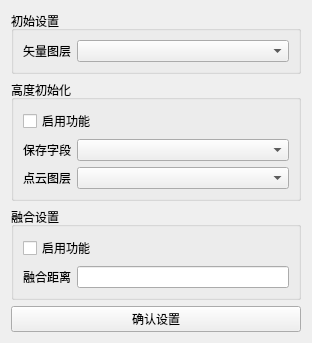
The window that createtool.ui (531985836-cpu/building_edit_manager) describes before a commit, drawn with Qt 5.
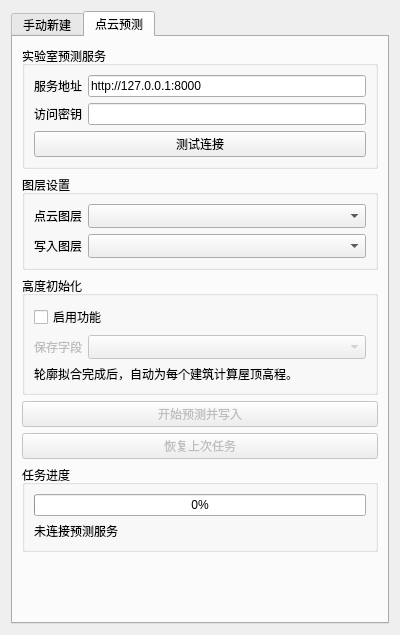
The same window after the commit. The open tabs and pages were chosen to show the change. Custom widgets are drawn as their Qt base class.

Commit message: 加入机器学习预测功能

The edit to the form file:
```diff
--- a/createtool.ui
+++ b/createtool.ui
@@ -6,8 +6,8 @@
    <rect>
     <x>0</x>
     <y>0</y>
-    <width>312</width>
-    <height>281</height>
+    <width>400</width>
+    <height>635</height>
    </rect>
   </property>
   <property name="windowTitle">
@@ -15,6 +15,16 @@
   </property>
   <layout class="QVBoxLayout" name="verticalLayout">
    <item>
+    <widget class="QTabWidget" name="creationTabWidget">
+     <property name="currentIndex">
+      <number>0</number>
+     </property>
+     <widget class="QWidget" name="manualCreationTab">
+      <attribute name="title">
+       <string>手动新建</string>
+      </attribute>
+      <layout class="QVBoxLayout" name="manualCreationLayout">
+       <item>
     <widget class="QGroupBox" name="initialset">
      <property name="title">
       <string>初始设置</string>
@@ -108,8 +118,163 @@
      </property>
     </widget>
    </item>
-  </layout>
- </widget>
+       <item>
+        <spacer name="manualCreationSpacer">
+         <property name="orientation">
+          <enum>Qt::Vertical</enum>
+         </property>
+         <property name="sizeHint" stdset="0">
+          <size><width>20</width><height>0</height></size>
+         </property>
+        </spacer>
+       </item>
+      </layout>
+     </widget>
+     <widget class="QWidget" name="predictionTab">
+      <attribute name="title">
+       <string>点云预测</string>
+      </attribute>
+      <layout class="QVBoxLayout" name="predictionLayout">
+       <item>
+        <widget class="QGroupBox" name="predictionServiceGroup">
+         <property name="title"><string>实验室预测服务</string></property>
+         <layout class="QFormLayout" name="predictionServiceLayout">
+          <property name="fieldGrowthPolicy"><enum>QFormLayout::AllNonFixedFieldsGrow</enum></property>
+          <item row="0" column="0"><widget class="QLabel" name="predictionServiceUrlLabel"><property name="text"><string>服务地址</string></property><property name="buddy"><cstring>predictionServiceUrlLineEdit</cstring></property></widget></item>
+          <item row="0" column="1"><widget class="QLineEdit" name="predictionServiceUrlLineEdit"><property name="text"><string>http://127.0.0.1:8000</string></property><property name="toolTip"><string>填写实验室服务地址；使用 SSH 隧道时填写本机转发地址。</string></property></widget></item>
+          <item row="1" column="0"><widget class="QLabel" name="predictionTokenLabel"><property name="text"><string>访问密钥</string></property><property name="buddy"><cstring>predictionTokenLineEdit</cstring></property></widget></item>
+          <item row="1" column="1"><widget class="QLineEdit" name="predictionTokenLineEdit"><property name="echoMode"><enum>QLineEdit::Password</enum></property><property name="toolTip"><string>填写实验室服务的 SPT_API_TOKEN；密钥仅在本次会话中使用。</string></property></widget></item>
+          <item row="2" column="0" colspan="2"><widget class="QPushButton" name="predictionConnectButton"><property name="text"><string>测试连接</string></property></widget></item>
+         </layout>
+        </widget>
+       </item>
+       <item>
+        <widget class="QGroupBox" name="predictionInputGroup">
+         <property name="title"><string>图层设置</string></property>
+         <layout class="QFormLayout" name="predictionInputLayout">
+          <property name="fieldGrowthPolicy"><enum>QFormLayout::AllNonFixedFieldsGrow</enum></property>
+          <item row="0" column="0">
+           <widget class="QLabel" name="predictionPointCloudLabel">
+            <property name="text"><string>点云图层</string></property>
+            <property name="buddy"><cstring>predictionPointCloudComboBox</cstring></property>
+           </widget>
+          </item>
+          <item row="0" column="1">
+           <widget class="QgsMapLayerComboBox" name="predictionPointCloudComboBox">
+            <property name="toolTip"><string>选择需要提取建筑轮廓的点云图层。</string></property>
+            <property name="sizeAdjustPolicy"><enum>QComboBox::AdjustToMinimumContentsLengthWithIcon</enum></property>
+            <property name="minimumContentsLength"><number>14</number></property>
+           </widget>
+          </item>
+          <item row="1" column="0">
+           <widget class="QLabel" name="predictionTargetLabel">
+            <property name="text"><string>写入图层</string></property>
+            <property name="buddy"><cstring>predictionTargetLayerComboBox</cstring></property>
+           </widget>
+          </item>
+          <item row="1" column="1">
+           <widget class="QgsMapLayerComboBox" name="predictionTargetLayerComboBox">
+            <property name="toolTip"><string>选择接收建筑轮廓和屋顶高程的可写面图层。</string></property>
+            <property name="sizeAdjustPolicy"><enum>QComboBox::AdjustToMinimumContentsLengthWithIcon</enum></property>
+            <property name="minimumContentsLength"><number>14</number></property>
+           </widget>
+          </item>
+         </layout>
+        </widget>
+       </item>
+       <item>
+        <widget class="QGroupBox" name="predictionHeightGroup">
+         <property name="title"><string>高度初始化</string></property>
+         <layout class="QFormLayout" name="predictionHeightLayout">
+          <property name="fieldGrowthPolicy"><enum>QFormLayout::AllNonFixedFieldsGrow</enum></property>
+          <item row="0" column="0" colspan="2">
+           <widget class="QCheckBox" name="predictionHeightCheckBox">
+            <property name="text"><string>启用功能</string></property>
+            <property name="checked"><bool>false</bool></property>
+            <property name="toolTip"><string>启用后，按最终建筑轮廓计算屋顶高程并写入所选字段。</string></property>
+           </widget>
+          </item>
+          <item row="1" column="0">
+           <widget class="QLabel" name="predictionHeightFieldLabel">
+            <property name="enabled"><bool>false</bool></property>
+            <property name="text"><string>保存字段</string></property>
+            <property name="buddy"><cstring>predictionHeightFieldComboBox</cstring></property>
+           </widget>
+          </item>
+          <item row="1" column="1">
+           <widget class="QgsFieldComboBox" name="predictionHeightFieldComboBox">
+            <property name="enabled"><bool>false</bool></property>
+            <property name="toolTip"><string>选择写入图层中用于保存屋顶高程的数值字段。</string></property>
+            <property name="sizeAdjustPolicy"><enum>QComboBox::AdjustToMinimumContentsLengthWithIcon</enum></property>
+            <property name="minimumContentsLength"><number>14</number></property>
+           </widget>
+          </item>
+          <item row="2" column="0" colspan="2">
+           <widget class="QLabel" name="predictionHeightDescriptionLabel">
+            <property name="text"><string>轮廓拟合完成后，自动为每个建筑计算屋顶高程。</string></property>
+            <property name="wordWrap"><bool>true</bool></property>
+           </widget>
+          </item>
+         </layout>
+        </widget>
+       </item>
+       <item>
+        <widget class="QPushButton" name="startPredictionButton">
+         <property name="enabled"><bool>false</bool></property>
+         <property name="text"><string>开始预测并写入</string></property>
+         <property name="toolTip"><string>连接实验室预测服务并选择图层后可开始任务。</string></property>
+        </widget>
+       </item>
+       <item>
+        <widget class="QPushButton" name="resumePredictionButton">
+         <property name="enabled"><bool>false</bool></property>
+         <property name="text"><string>恢复上次任务</string></property>
+         <property name="toolTip"><string>网络断开或重启 QGIS 后，查询上次任务并重新下载结果，不重复提交预测。</string></property>
+        </widget>
+       </item>
+       <item>
+        <widget class="QGroupBox" name="predictionProgressGroup">
+         <property name="title"><string>任务进度</string></property>
+         <layout class="QVBoxLayout" name="predictionProgressLayout">
+          <item>
+           <widget class="QProgressBar" name="predictionProgressBar">
+            <property name="value"><number>0</number></property>
+            <property name="textVisible"><bool>true</bool></property>
+           </widget>
+          </item>
+          <item>
+           <widget class="QLabel" name="predictionStatusLabel">
+            <property name="text"><string>未连接预测服务</string></property>
+            <property name="wordWrap"><bool>true</bool></property>
+           </widget>
+          </item>
+         </layout>
+        </widget>
+       </item>
+       <item>
+        <spacer name="predictionSpacer">
+         <property name="orientation"><enum>Qt::Vertical</enum></property>
+         <property name="sizeHint" stdset="0"><size><width>20</width><height>0</height></size></property>
+        </spacer>
+       </item>
+      </layout>
+     </widget>
+    </widget>
+   </item>
+  </layout>
+ </widget>
+ <customwidgets>
+  <customwidget>
+   <class>QgsMapLayerComboBox</class>
+   <extends>QComboBox</extends>
+   <header>qgsmaplayercombobox.h</header>
+  </customwidget>
+  <customwidget>
+   <class>QgsFieldComboBox</class>
+   <extends>QComboBox</extends>
+   <header>qgsfieldcombobox.h</header>
+  </customwidget>
+ </customwidgets>
  <resources/>
  <connections/>
 </ui>
```
Lines whose indentation alone changed are shown as unchanged. The commit also changes 21 other files.
